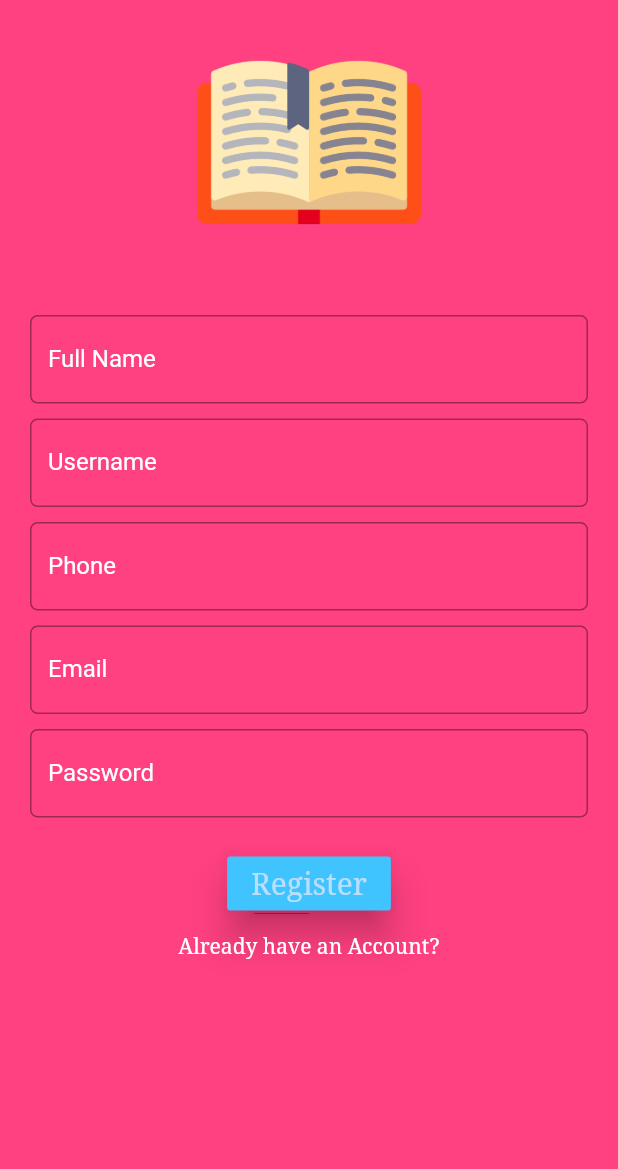
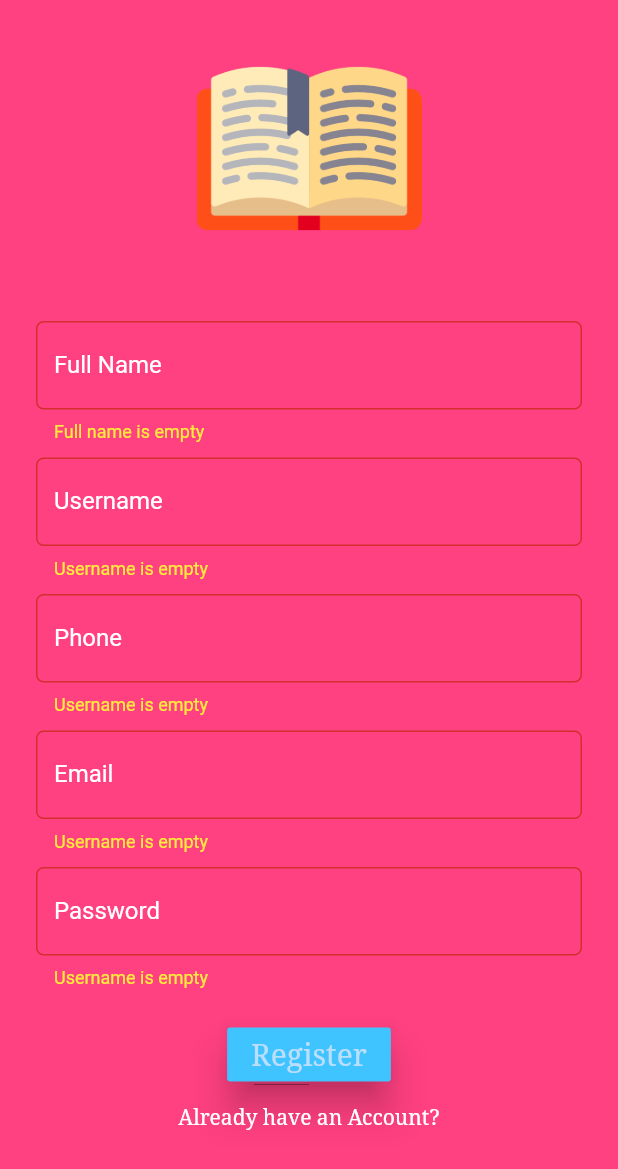
Before and after one commit to quiet-programmer/simple_flutter_form_app, a Flutter app: the Register screen opened directly, after a tap on "Register", on a phone screen of 412 x 824 dp. Shown: the top 1169 px of the screen. Run offline on Flutter 3.47's test engine with Material 2 defaults, Android fonts, the phone set to English and light mode, and no system bars.

Commit message:
fixed the validation button and the screen error

```diff
--- a/lib/app_screens/register.dart
+++ b/lib/app_screens/register.dart
@@ -16,7 +16,8 @@ class RegisterState extends State<Register>{
 
   var _maxmargin = 2.0;
 
-  var _formKey = GlobalKey<RegisterState>();
+  //always add <FormState> for validate() to show up
+  var _formKey = GlobalKey<FormState>();
 
   TextEditingController fname = TextEditingController();
   TextEditingController username = TextEditingController();
@@ -29,9 +30,12 @@ class RegisterState extends State<Register>{
     // TODO: implement build
     return Scaffold(
       backgroundColor: Colors.pinkAccent,
+      resizeToAvoidBottomPadding: false,
       body: Form(
         key: _formKey,
-        child: Column(
+        child: Padding(
+          padding: EdgeInsets.all(_maxmargin * 2),
+          child:  ListView(
             children: <Widget>[
 
               Column(
@@ -64,7 +68,12 @@ class RegisterState extends State<Register>{
                           ),
                           border: OutlineInputBorder(
                             borderRadius: BorderRadius.circular(5.0),
-                        )),
+                          ),
+                          errorStyle: TextStyle(
+                              decoration: TextDecoration.none,
+                              color: Colors.yellow
+                          )
+                      ),
                     ),
                   ),
 
@@ -73,6 +82,12 @@ class RegisterState extends State<Register>{
                     padding: EdgeInsets.only(right: _maxmargin * 10, left: _maxmargin * 10),
                     child:TextFormField(
                       controller: username,
+                      // ignore: missing_return
+                      validator: (String user){
+                        if(user.isEmpty){
+                          return "Username is empty";
+                        }
+                      },
                       decoration: InputDecoration(
                           labelText: 'Username',
                           hintText: "Please enter username here",
@@ -82,7 +97,12 @@ class RegisterState extends State<Register>{
                           ),
                           border: OutlineInputBorder(
                             borderRadius: BorderRadius.circular(5.0),
-                        )),
+                          ),
+                          errorStyle: TextStyle(
+                              decoration: TextDecoration.none,
+                              color: Colors.yellow
+                          )
+                      ),
                     ),
                   ),
 
@@ -91,6 +111,12 @@ class RegisterState extends State<Register>{
                     padding: EdgeInsets.only(right: _maxmargin * 10, left: _maxmargin * 10),
                     child: TextFormField(
                       controller: phoneNo,
+                      // ignore: missing_return
+                      validator: (String phone){
+                        if(phone.isEmpty){
+                          return "Username is empty";
+                        }
+                      },
                       decoration: InputDecoration(
                           labelText: 'Phone',
                           hintText: "Please enter Phone here",
@@ -100,7 +126,12 @@ class RegisterState extends State<Register>{
                           ),
                           border: OutlineInputBorder(
                             borderRadius: BorderRadius.circular(5.0),
-                        )),
+                          ),
+                          errorStyle: TextStyle(
+                              decoration: TextDecoration.none,
+                              color: Colors.yellow
+                          )
+                      ),
                     ),
                   ),
 
@@ -109,6 +140,12 @@ class RegisterState extends State<Register>{
                     padding: EdgeInsets.only(right: _maxmargin * 10, left: _maxmargin * 10),
                     child: TextFormField(
                       controller: email,
+                      // ignore: missing_return
+                      validator: (String email){
+                        if(email.isEmpty){
+                          return "Username is empty";
+                        }
+                      },
                       decoration: InputDecoration(
                           labelText: 'Email',
                           hintText: "Please enter Mail here",
@@ -118,7 +155,12 @@ class RegisterState extends State<Register>{
                           ),
                           border: OutlineInputBorder(
                             borderRadius: BorderRadius.circular(5.0),
-                        )),
+                          ),
+                          errorStyle: TextStyle(
+                              decoration: TextDecoration.none,
+                              color: Colors.yellow
+                          )
+                      ),
                     ),
                   ),
 
@@ -128,6 +170,12 @@ class RegisterState extends State<Register>{
                     child: TextFormField(
                       controller: password,
                       obscureText: true,
+                      // ignore: missing_return
+                      validator: (String password){
+                        if(password.isEmpty){
+                          return "Username is empty";
+                        }
+                      },
                       decoration: InputDecoration(
                           labelText: 'Password',
                           hintText: "Please enter Phone here",
@@ -137,7 +185,12 @@ class RegisterState extends State<Register>{
                           ),
                           border: OutlineInputBorder(
                             borderRadius: BorderRadius.circular(5.0),
-                        )),
+                          ),
+                          errorStyle: TextStyle(
+                              decoration: TextDecoration.none,
+                              color: Colors.yellow
+                          )
+                      ),
                     ),
                   ),
 
@@ -158,11 +211,15 @@ class RegisterState extends State<Register>{
                       ),
                       onPressed: (){
                         setState(() {
-
+                          //did not added <FormState> on the global key, that's why it didn't work
+                          if(_formKey.currentState.validate()){
+                            debugPrint("it's working");
+                          }
                         });
                       },
                     ),
                   ),
+
 
                   Container(
                     margin: EdgeInsets.only(top: _maxmargin * 5),
@@ -186,14 +243,13 @@ class RegisterState extends State<Register>{
                         ),
                       ),
                     ),
-                )
+                  ),
 
                 ],
               )
             ],
+          ),
         )
-
-
       ),
     );
   }
--- a/lib/main.dart
+++ b/lib/main.dart
@@ -12,6 +12,9 @@ class Home extends StatelessWidget{
     return MaterialApp(
       debugShowCheckedModeBanner: false,
       title: "Simple Form App",
+      theme: ThemeData(
+        primaryColorBrightness: Brightness.dark,
+      ),
       home: Welcome(),
     );
   }
```
Also changed, not shown: lib/app_screens/login.dart (+39 -6 lines). Lines whose indentation alone changed are shown as unchanged.
